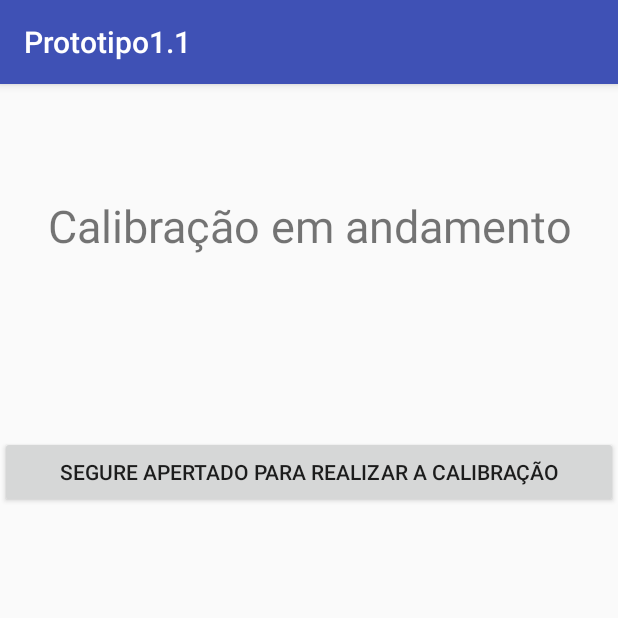
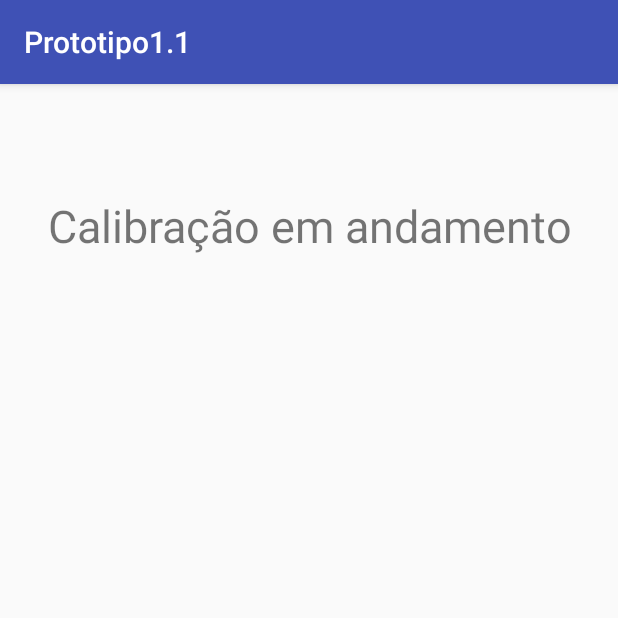
Before and after one commit to Brunozimpel/Como-voc-escuta-, an Android app: the CalibracaoActivity screen opened directly, with no data from a screen before it, on a phone screen of 412 x 824 dp, the top half of it. Run offline under Robolectric (Android 15) with nearby library versions, the phone set to English and light mode, and no system bars.

Commit message:
Autalizacao1.7 -- mic comentado, calibracao emitindo som

```diff
--- a/app/build.gradle
+++ b/app/build.gradle
@@ -23,4 +23,5 @@ dependencies {
     compile fileTree(dir: 'libs', include: ['*.jar'])
     testCompile 'junit:junit:4.12'
     compile 'com.android.support:appcompat-v7:23.3.0'
+    compile 'com.google.android.gms:play-services-appindexing:8.1.0'
 }
--- a/app/src/main/AndroidManifest.xml
+++ b/app/src/main/AndroidManifest.xml
@@ -29,7 +29,11 @@
         </activity>
         <activity android:name=".PrimeiroTesteActivity" />
         <activity android:name=".Fim2Activity" />
-        <activity android:name=".Fim3Activity" />
+        <activity android:name=".Fim3Activity" /><!-- ATTENTION: This was auto-generated to add Google Play services to your project for
+     App Indexing.  See https://g.co/AppIndexing/AndroidStudio for more information. -->
+        <meta-data
+            android:name="com.google.android.gms.version"
+            android:value="@integer/google_play_services_version" />
 
     </application>
 
--- a/app/src/main/java/com/example/bruno/prototipo11/CalibracaoActivity.java
+++ b/app/src/main/java/com/example/bruno/prototipo11/CalibracaoActivity.java
@@ -7,11 +7,10 @@ import android.media.AudioManager;
 import android.media.AudioTrack;
 import android.media.MediaRecorder;
 import android.os.Bundle;
+import android.os.Environment;
 import android.os.Handler;
-import android.support.annotation.Nullable;
+import android.os.SystemClock;
 import android.support.v7.app.AppCompatActivity;
-import android.util.Log;
-import android.view.View;
 
 import java.io.IOException;
 
@@ -20,96 +19,88 @@ import java.io.IOException;
  * Created by bruno on 18/05/2016.
  */
 public class CalibracaoActivity extends AppCompatActivity {
+//
+//    private MediaRecorder myRecorder;
+//    private String outputFile = null;
 
-
-    private static final String LOG_TAG = "Calibracao";
-    private static String mFileName = null;
-    private MediaRecorder mRecorder = null;
-
-    private final int duration = 3; // seconds
-    private final int sampleRate = 8000;
+    private final int duration = 2; // seconds
+    private final int sampleRate = 4000;
     private final int numSamples = duration * sampleRate;
     private final double sample[] = new double[numSamples];
     private final double freqOfTone = 1000; // hz
 
     private final byte generatedSnd[] = new byte[2 * numSamples];
 
+
+
     Handler handler = new Handler();
 
-    public void onRecord(boolean start) {
-        if (start) {
-            startRecording();
-        } else {
-            stopRecording();
-        }
-    }
-
-
-    private void startRecording() {
-        mRecorder = new MediaRecorder();
-        mRecorder.setAudioSource(MediaRecorder.AudioSource.MIC);
-        mRecorder.setOutputFormat(MediaRecorder.OutputFormat.THREE_GPP);
-        mRecorder.setOutputFile(mFileName);
-        mRecorder.setAudioEncoder(MediaRecorder.AudioEncoder.AMR_NB);
-
-        try {
-            mRecorder.prepare();
-        } catch (IOException e) {
-            Log.e(LOG_TAG, "prepare() failed");
-        }
-
-        mRecorder.start();
-    }
-
-    private void stopRecording() {
-        mRecorder.stop();
-        mRecorder.release();
-        mRecorder = null;
-    }
-
-
-    public double getAmplitude() {
-        if (mRecorder != null) {
-            return (mRecorder.getMaxAmplitude() / 2700.0);
-        }else {
-            return 0;
-        }
-    }
-
-    public double resultado(){
-        if (getAmplitude() == sample[5]) {
-            return 1;
-        }else {
-            return 0;
-        }
-    }
+//    int getAmplitude = myRecorder.getMaxAmplitude();
+//
+//    public int resultado(){
+//        if (getAmplitude != 0) {
+//            return 1;
+//        }else {
+//            return 0;
+//        }
+//    }
 
 
     @Override
-    protected void onCreate(@Nullable Bundle savedInstanceState) {
+    protected void onCreate(Bundle savedInstanceState) {
         super.onCreate(savedInstanceState);
         setContentView(R.layout.activity_calibracao);
 
-
-        Intent intent;
-        if(resultado()==1){
-            intent = new Intent(this, PrimeiroTesteActivity.class);
-        }else{
-            intent = new Intent(this, Fim1Activity.class);
-        }
+//        outputFile = Environment.getExternalStorageDirectory().
+//            getAbsolutePath() + "/teste.3gpp";
+//
+//        myRecorder = new MediaRecorder();
+//        myRecorder.setAudioSource(MediaRecorder.AudioSource.MIC);
+//        myRecorder.setOutputFormat(MediaRecorder.OutputFormat.THREE_GPP);
+//        myRecorder.setAudioEncoder(MediaRecorder.OutputFormat.AMR_NB);
+//        myRecorder.setOutputFile(outputFile);
+//
+//
+//        Intent intent;
+//        if(resultado()==1){
+//            intent = new Intent(this, PrimeiroTesteActivity.class);
+//        }else{
+//            intent = new Intent(this, Fim1Activity.class);
+//        }
 
     }
-    @Override
-       protected void onPause() {
-       super.onPause();
-        if (mRecorder != null) {
-            mRecorder.release();
-            mRecorder = null;
-        }
-    }
 
-    @Override
-        protected void onResume(){
+//    void start_gravacao() {
+//        try {
+//            myRecorder.prepare();
+//            myRecorder.start();
+//        } catch (IllegalStateException e) {
+//            // start:it is called before prepare()
+//            // prepare: it is called after start() or before setOutputFormat()
+//            e.printStackTrace();
+//        } catch (IOException e) {
+//            // prepare() fails
+//            e.printStackTrace();
+//        }
+//    }
+//
+//    void stop_gravacao(){
+//
+//        try {
+//            myRecorder.stop();
+//            myRecorder.release();
+//            myRecorder  = null;
+//        } catch (IllegalStateException e) {
+//            //  it is called before start()
+//            e.printStackTrace();
+//        } catch (RuntimeException e) {
+//            // no valid audio/video data has been received
+//            e.printStackTrace();
+//        }
+//    }
+
+            @Override
+    protected void onResume() {
         super.onResume();
         // Use a new tread as this can take a while
         final Thread thread = new Thread(new Runnable() {
@@ -119,19 +110,22 @@ public class CalibracaoActivity extends AppCompatActivity {
 
                     public void run() {
                         playSound();
+
                     }
                 });
             }
         });
         thread.start();
+//                start_gravacao();
+//                SystemClock.sleep(3000);
+//                stop_gravacao();
+    }
 
 
-    }
-
-    void genTone(){
+    void genTone() {
         // fill out the array
         for (int i = 0; i < numSamples; ++i) {
-            sample[i] = Math.sin(2 * Math.PI * i / (sampleRate/freqOfTone));
+            sample[i] = Math.sin(2 * Math.PI * i / (sampleRate / freqOfTone));
         }
 
         // convert to 16 bit pcm sound array
@@ -147,7 +141,7 @@ public class CalibracaoActivity extends AppCompatActivity {
         }
     }
 
-    void playSound(){
+    void playSound() {
         final AudioTrack audioTrack = new AudioTrack(AudioManager.STREAM_MUSIC,
                 sampleRate, AudioFormat.CHANNEL_OUT_MONO,
                 AudioFormat.ENCODING_PCM_16BIT, generatedSnd.length,
@@ -156,5 +150,4 @@ public class CalibracaoActivity extends AppCompatActivity {
         audioTrack.play();
     }
 
-
 }
--- a/app/src/main/res/layout/activity_calibracao.xml
+++ b/app/src/main/res/layout/activity_calibracao.xml
@@ -13,15 +13,4 @@
         android:gravity="center"
         android:textSize="30sp"/>
 
-    <Button
-        android:layout_width="fill_parent"
-        android:layout_height="wrap_content"
-        android:text="@string/button_3"
-        android:id="@+id/button3"
-        android:layout_gravity="center_horizontal"
-        android:layout_marginTop="120dp"
-        android:gravity="center"
-        android:onClick="OnRecord" />
-
-
 </LinearLayout>
--- a/app/src/main/res/layout/activity_precalibracao.xml
+++ b/app/src/main/res/layout/activity_precalibracao.xml
@@ -17,7 +17,7 @@
         android:layout_height="wrap_content"
         android:text="@string/button_2"
         android:id="@+id/button"
-        android:layout_marginBottom="108dp"
+        android:layout_marginTop="108dp"
         android:onClick="gotocalibracao"
         android:gravity="center"
         android:layout_gravity="center_horizontal"
--- a/app/src/main/res/values/strings.xml
+++ b/app/src/main/res/values/strings.xml
@@ -7,10 +7,8 @@
     <string name="precalibracao">Aproxime o seu fone de ouvido do microfone do seu celular</string>
     <string name="lb_iniciar">INICIAR</string>
     <string name="fim1">O seu fone não está apto à realizar o teste, tente novamente com outro fone.</string>
-    <string name="button_3">Segure apertado para realizar a calibração</string>
     <string name="fim2">Perda de audição superior ao suportado pelos nossos testes. Recomendamos realizar teste clínico.</string>
     <string name="fim3">Seus resultados:</string>
 
 
-
 </resources>
```
